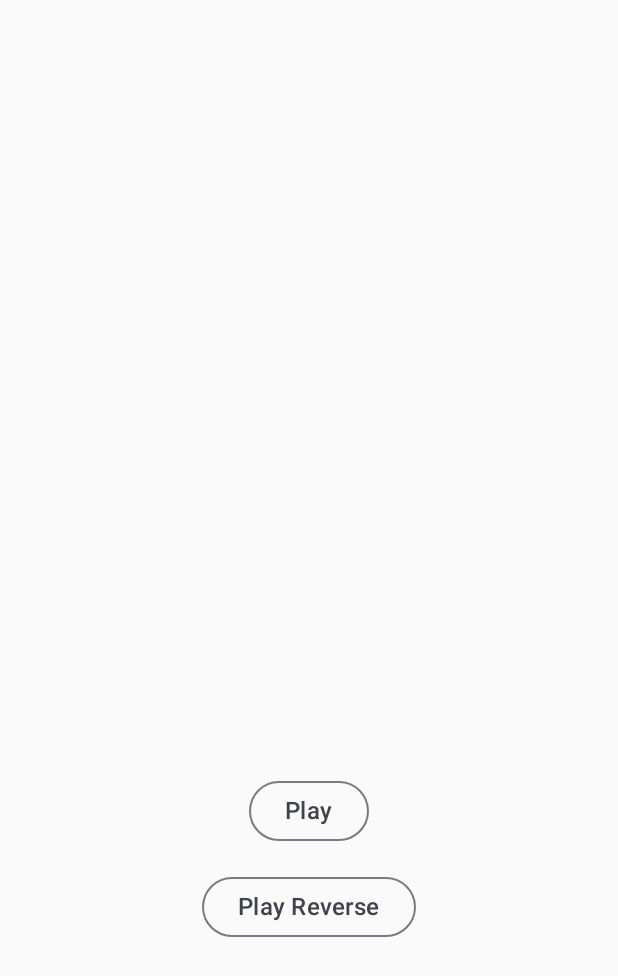
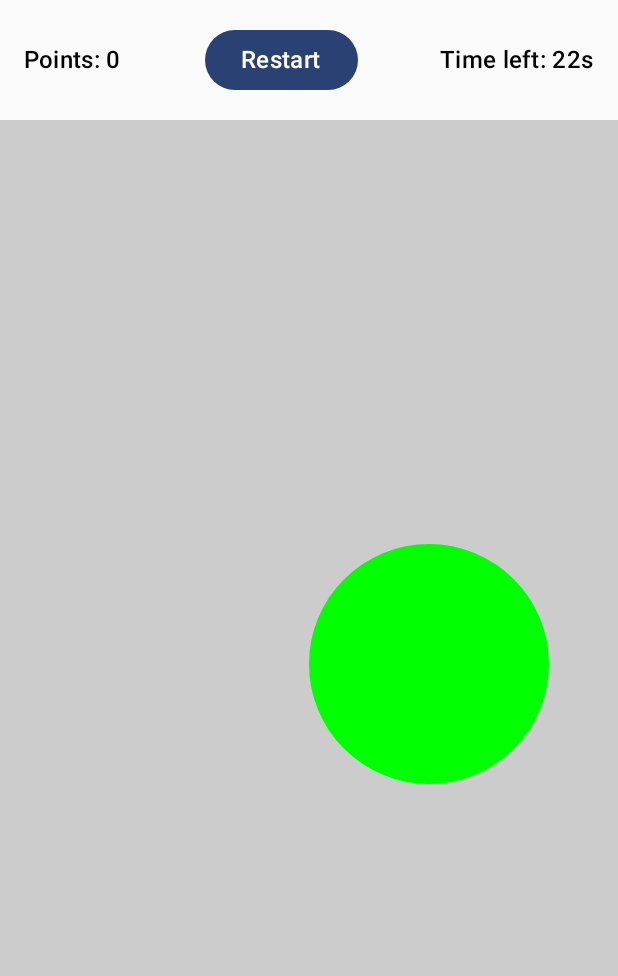
Before and after one commit to Vaibhav2002/Canvas-JetpackCompose, an Android app built with Jetpack Compose: the screen it shows after launch (MainActivity), on a phone screen of 412 x 824 dp. Shown: the top 976 px of the screen. Run offline under Robolectric (Android 15) with nearby library versions, the phone set to English and light mode, and no system bars.

Commit message:
BallClicker Game Designed

```diff
--- a/app/src/main/java/dev/vaibhav/canvasCompose/MainActivity.kt
+++ b/app/src/main/java/dev/vaibhav/canvasCompose/MainActivity.kt
@@ -3,73 +3,18 @@ package dev.vaibhav.canvasCompose
 import android.os.Bundle
 import androidx.activity.ComponentActivity
 import androidx.activity.compose.setContent
-import androidx.compose.animation.core.Animatable
-import androidx.compose.animation.core.AnimationVector1D
-import androidx.compose.animation.core.FastOutSlowInEasing
-import androidx.compose.animation.core.tween
-import androidx.compose.foundation.layout.*
-import androidx.compose.material3.MaterialTheme
-import androidx.compose.material3.OutlinedButton
-import androidx.compose.material3.Text
-import androidx.compose.runtime.Composable
-import androidx.compose.runtime.remember
-import androidx.compose.runtime.rememberCoroutineScope
-import androidx.compose.ui.Alignment
+import androidx.compose.foundation.layout.fillMaxSize
 import androidx.compose.ui.Modifier
-import androidx.compose.ui.graphics.Color
-import androidx.compose.ui.unit.dp
-import dev.vaibhav.canvasCompose.ui.components.CircularProgressBar
-import dev.vaibhav.canvasCompose.ui.components.ProgressColors
+import dev.vaibhav.canvasCompose.ui.screens.ballClicker.BallClickerScreen
 import dev.vaibhav.canvasCompose.ui.theme.CanvasComposeTheme
-import kotlinx.coroutines.launch
 
 class MainActivity : ComponentActivity() {
     override fun onCreate(savedInstanceState: Bundle?) {
         super.onCreate(savedInstanceState)
         setContent {
             CanvasComposeTheme {
-                val scope = rememberCoroutineScope()
-                val progress = remember { Animatable(0f) }
-                Column(
-                    modifier = Modifier.fillMaxSize(),
-                    verticalArrangement = Arrangement.Center,
-                    horizontalAlignment = Alignment.CenterHorizontally
-                ) {
-                    CircularProgressBar(
-                        progress = progress.value,
-                        colors = ProgressColors(Color.Red, Color.Yellow, Color.Green),
-                        modifier = Modifier.fillMaxWidth(0.7f).aspectRatio(1f)
-                    )
-                    Spacer(modifier = Modifier.height(32.dp))
-                    AnimationButton(text = "Play") {
-                        scope.launch { animate(progress) }
-                    }
-                    Spacer(modifier = Modifier.height(16.dp))
-                    AnimationButton(text = "Play Reverse") {
-                        scope.launch { animate(progress, true) }
-                    }
-                }
+                BallClickerScreen(modifier = Modifier.fillMaxSize())
             }
         }
     }
-
-    @Composable
-    private fun AnimationButton(
-        text: String,
-        onClick: () -> Unit
-    ) {
-        OutlinedButton(onClick = onClick) {
-            Text(text = text, style = MaterialTheme.typography.titleMedium)
-        }
-    }
-
-    private suspend fun animate(
-        progress: Animatable<Float, AnimationVector1D>,
-        reverse: Boolean = false
-    ) {
-        val start = if (!reverse) 0f else 1f
-        val end = 1 - start
-        progress.snapTo(start)
-        progress.animateTo(end, animationSpec = tween(10 * 1000, easing = FastOutSlowInEasing))
-    }
 }
--- /dev/null
+++ b/app/src/main/java/dev/vaibhav/canvasCompose/ui/screens/ballClicker/BallClickerScreen.kt
@@ -0,0 +1,134 @@
+package dev.vaibhav.canvasCompose.ui.screens.ballClicker
+
+import androidx.compose.foundation.Canvas
+import androidx.compose.foundation.background
+import androidx.compose.foundation.gestures.detectTapGestures
+import androidx.compose.foundation.layout.*
+import androidx.compose.material3.Button
+import androidx.compose.material3.MaterialTheme
+import androidx.compose.material3.Text
+import androidx.compose.runtime.*
+import androidx.compose.ui.Alignment
+import androidx.compose.ui.Modifier
+import androidx.compose.ui.geometry.Offset
+import androidx.compose.ui.graphics.Color
+import androidx.compose.ui.input.pointer.pointerInput
+import androidx.compose.ui.unit.dp
+import androidx.lifecycle.viewmodel.compose.viewModel
+import kotlin.math.ceil
+import kotlin.math.pow
+import kotlin.math.sqrt
+import kotlin.random.Random
+
+@Composable
+fun BallClickerScreen(
+    modifier: Modifier = Modifier,
+    viewModel: BallClickerViewModel = viewModel(),
+) {
+    Box(modifier = modifier) {
+        Column(modifier = Modifier.fillMaxSize()) {
+            val timeLeft by viewModel.timeLeft.collectAsState()
+            TopBar(viewModel = viewModel, modifier = Modifier.fillMaxWidth())
+            BallScreen(
+                viewModel = viewModel,
+                modifier = Modifier
+                    .fillMaxSize()
+                    .background(Color.LightGray)
+                    .weight(1f),
+                isEnabled = timeLeft != 0,
+                spec = BallSpec(radius = 120f, color = Color.Green)
+            )
+        }
+    }
+}
+
+@Composable
+private fun TopBar(
+    modifier: Modifier = Modifier,
+    viewModel: BallClickerViewModel
+) {
+    val points by viewModel.points.collectAsState()
+    val timeLeft by viewModel.timeLeft.collectAsState()
+    Row(
+        modifier = modifier.padding(16.dp),
+        horizontalArrangement = Arrangement.SpaceBetween,
+        verticalAlignment = Alignment.CenterVertically
+    ) {
+        Text(text = "Points: $points", style = MaterialTheme.typography.titleMedium)
+        Button(onClick = viewModel::onRestartButtonPressed) {
+            Text(text = "Restart", style = MaterialTheme.typography.titleMedium)
+        }
+        Text(text = "Time left: ${timeLeft}s", style = MaterialTheme.typography.titleMedium)
+    }
+}
+
+@Composable
+private fun BallScreen(
+    spec: BallSpec,
+    viewModel: BallClickerViewModel,
+    isEnabled: Boolean,
+    modifier: Modifier = Modifier
+) {
+    val points by viewModel.points.collectAsState()
+    BoxWithConstraints(modifier = modifier.padding(16.dp)) {
+        val height = remember { constraints.maxHeight }
+        val width = remember { constraints.maxWidth }
+
+        var center by remember {
+            mutableStateOf(getRandomCenter(spec.radius, height, width))
+        }
+
+        LaunchedEffect(key1 = points) {
+            center = getRandomCenter(spec.radius, height, width)
+        }
+
+        Canvas(
+            modifier = Modifier
+                .fillMaxSize()
+                .pointerInput(isEnabled) {
+                    detectTapGestures {
+                        if (!isEnabled) return@detectTapGestures
+                        handleBallPress(
+                            touchOffset = it,
+                            center = center,
+                            radius = spec.radius,
+                            onBallPressed = viewModel::onBallPressed
+                        )
+                    }
+                }
+        ) {
+            drawCircle(
+                color = spec.color,
+                center = center,
+                radius = spec.radius
+            )
+        }
+    }
+}
+
+private fun getRandomCenter(radius: Float, height: Int, width: Int): Offset {
+    val rad = ceil(radius).toInt()
+    return Offset(
+        x = Random.nextInt(rad, width - rad).toFloat(),
+        y = Random.nextInt(rad, height - rad).toFloat()
+    )
+}
+
+private data class BallSpec(
+    val radius: Float,
+    val color: Color
+)
+
+private fun handleBallPress(
+    touchOffset: Offset,
+    center: Offset,
+    radius: Float,
+    onBallPressed: () -> Unit
+) {
+    val distance = touchOffset distFrom center
+    if (distance <= radius) onBallPressed()
+}
+
+private infix fun Offset.distFrom(point: Offset): Float {
+    return sqrt((x - point.x).pow(2) + (y - point.y).pow(2))
+}
--- /dev/null
+++ b/app/src/main/java/dev/vaibhav/canvasCompose/ui/screens/ballClicker/BallClickerViewModel.kt
@@ -0,0 +1,45 @@
+package dev.vaibhav.canvasCompose.ui.screens.ballClicker
+
+import android.os.CountDownTimer
+import androidx.lifecycle.ViewModel
+import androidx.lifecycle.viewModelScope
+import kotlinx.coroutines.flow.MutableStateFlow
+import kotlinx.coroutines.flow.update
+import kotlinx.coroutines.launch
+
+class BallClickerViewModel : ViewModel() {
+
+    companion object {
+        private const val TIME = 30 * 1000L
+        private const val TIME_INTERVAL = 1000L
+    }
+
+    val timeLeft = MutableStateFlow(30)
+    val points = MutableStateFlow(0)
+
+    private val timer = object : CountDownTimer(TIME, TIME_INTERVAL) {
+        override fun onTick(p0: Long) {
+            timeLeft.update { p0.div(1000).toInt() }
+        }
+
+        override fun onFinish() {
+            timeLeft.update { 0 }
+        }
+    }
+
+    init {
+        reStart()
+    }
+
+    private fun reStart() = viewModelScope.launch {
+        points.emit(0)
+        timer.cancel()
+        timer.start()
+    }
+
+    fun onBallPressed() {
+        points.update { it + 1 }
+    }
+
+    fun onRestartButtonPressed() = reStart()
+}
--- a/build.gradle
+++ b/build.gradle
@@ -1,6 +1,7 @@
 buildscript {
     ext {
         compose_version = '1.2.1'
+        lifecycle_version = '2.5.1'
     }
 }// Top-level build file where you can add configuration options common to all sub-projects/modules.
 plugins {
```
Also changed, not shown: app/build.gradle (+6 -4 lines).
